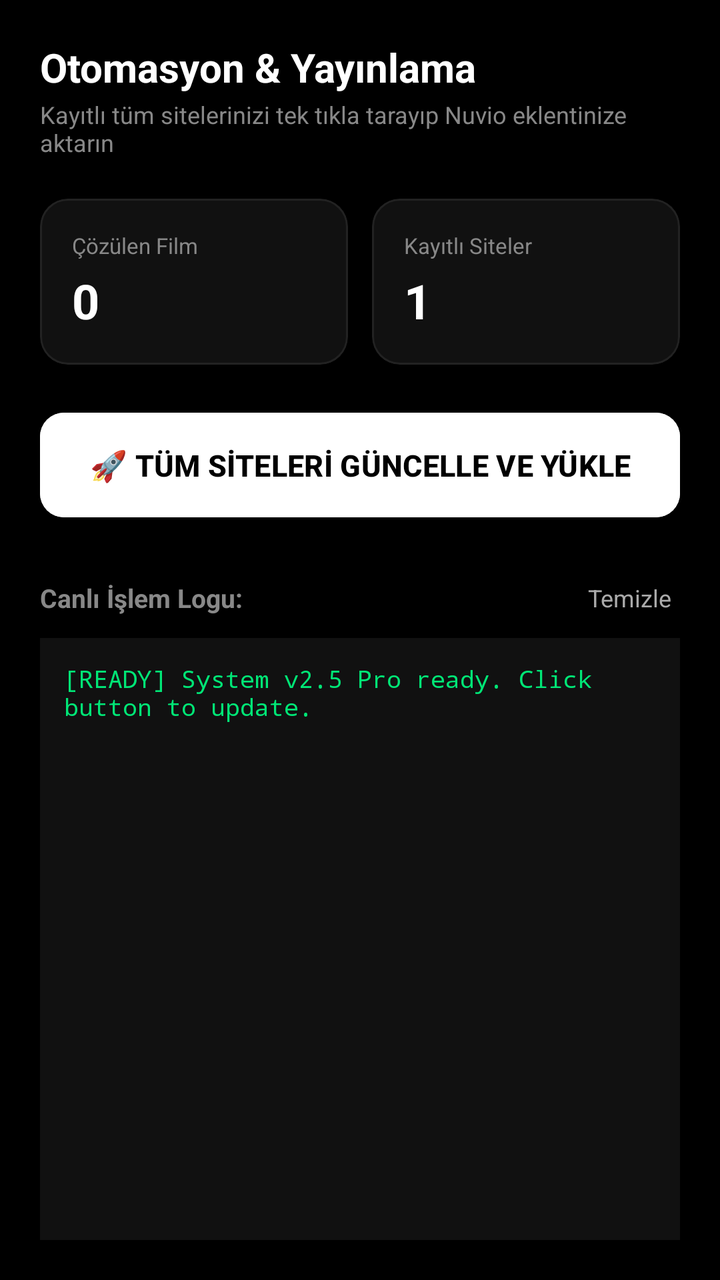
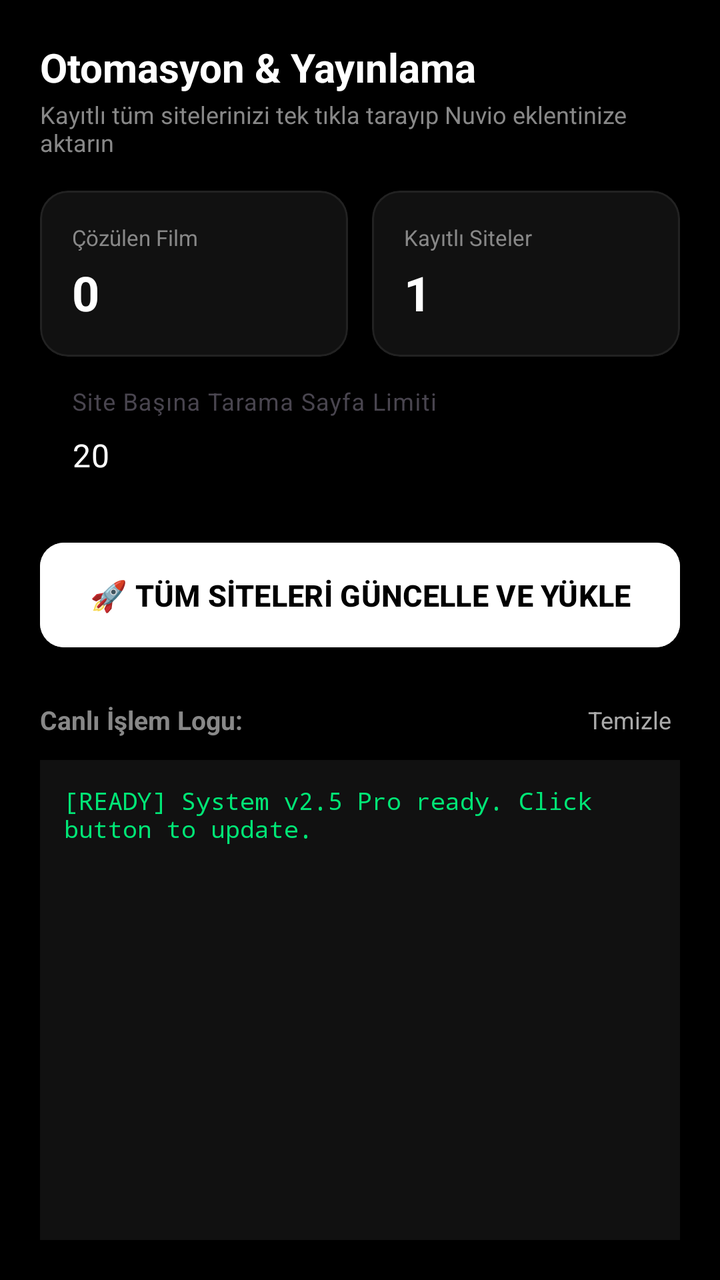

Two renders of the same Android screen: before a commit and after it. Below are the layout's source before the change and the commit's diff.
<!-- AndroidManifest.xml: application theme Theme.Material3.DayNight.NoActionBar -->
<!-- res/layout/page_dashboard.xml -->
<?xml version="1.0" encoding="utf-8"?>
<LinearLayout xmlns:android="http://schemas.android.com/apk/res/android"
    xmlns:app="http://schemas.android.com/apk/res-auto"
    android:layout_width="match_parent"
    android:layout_height="match_parent"
    android:background="#000000"
    android:orientation="vertical"
    android:padding="20dp">

    
    <TextView
        android:layout_width="wrap_content"
        android:layout_height="wrap_content"
        android:text="Otomasyon &amp; Yayınlama"
        android:textColor="#FFFFFF"
        android:textSize="20sp"
        android:textStyle="bold" />

    <TextView
        android:layout_width="wrap_content"
        android:layout_height="wrap_content"
        android:layout_marginTop="2dp"
        android:text="Kayıtlı tüm sitelerinizi tek tıkla tarayıp Nuvio eklentinize aktarın"
        android:textColor="#888888"
        android:textSize="12sp" />

    
    <LinearLayout
        android:layout_width="match_parent"
        android:layout_height="wrap_content"
        android:layout_marginTop="20dp"
        android:orientation="horizontal">

        
        <com.google.android.material.card.MaterialCardView
            android:layout_width="0dp"
            android:layout_height="wrap_content"
            android:layout_marginEnd="6dp"
            android:layout_weight="1"
            app:cardBackgroundColor="#111111"
            app:cardCornerRadius="14dp"
            app:strokeColor="#222222"
            app:strokeWidth="1dp">

            <LinearLayout
                android:layout_width="match_parent"
                android:layout_height="wrap_content"
                android:orientation="vertical"
                android:padding="16dp">

                <TextView
                    android:layout_width="wrap_content"
                    android:layout_height="wrap_content"
                    android:text="Çözülen Film"
                    android:textColor="#888888"
                    android:textSize="11sp" />

                <TextView
                    android:id="@+id/tvStatTotalMovies"
                    android:layout_width="wrap_content"
                    android:layout_height="wrap_content"
                    android:layout_marginTop="4dp"
                    android:text="0"
                    android:textColor="#FFFFFF"
                    android:textSize="24sp"
                    android:textStyle="bold" />
            </LinearLayout>
        </com.google.android.material.card.MaterialCardView>

        
        <com.google.android.material.card.MaterialCardView
            android:layout_width="0dp"
            android:layout_height="wrap_content"
            android:layout_marginStart="6dp"
            android:layout_weight="1"
            app:cardBackgroundColor="#111111"
            app:cardCornerRadius="14dp"
            app:strokeColor="#222222"
            app:strokeWidth="1dp">

            <LinearLayout
                android:layout_width="match_parent"
                android:layout_height="wrap_content"
                android:orientation="vertical"
                android:padding="16dp">

                <TextView
                    android:layout_width="wrap_content"
                    android:layout_height="wrap_content"
                    android:text="Kayıtlı Siteler"
                    android:textColor="#888888"
                    android:textSize="11sp" />

                <TextView
                    android:id="@+id/tvStatActiveSites"
                    android:layout_width="wrap_content"
                    android:layout_height="wrap_content"
                    android:layout_marginTop="4dp"
                    android:text="1"
                    android:textColor="#FFFFFF"
                    android:textSize="24sp"
                    android:textStyle="bold" />
            </LinearLayout>
        </com.google.android.material.card.MaterialCardView>
    </LinearLayout>

    
    <com.google.android.material.button.MaterialButton
        android:id="@+id/btnUpdateAllSites"
        android:layout_width="match_parent"
        android:layout_height="wrap_content"
        android:layout_marginTop="20dp"
        android:backgroundTint="#FFFFFF"
        android:padding="16dp"
        android:text="🚀 TÜM SİTELERİ GÜNCELLE VE YÜKLE"
        android:textColor="#000000"
        android:textSize="15sp"
        android:textStyle="bold"
        app:cornerRadius="12dp" />

    
    <LinearLayout
        android:layout_width="match_parent"
        android:layout_height="wrap_content"
        android:layout_marginTop="24dp"
        android:gravity="center_vertical"
        android:orientation="horizontal">

        <TextView
            android:layout_width="0dp"
            android:layout_height="wrap_content"
            android:layout_weight="1"
            android:text="Canlı İşlem Logu:"
            android:textColor="#888888"
            android:textSize="13sp"
            android:textStyle="bold" />

        <TextView
            android:id="@+id/btnClearLogs"
            android:layout_width="wrap_content"
            android:layout_height="wrap_content"
            android:clickable="true"
            android:focusable="true"
            android:padding="4dp"
            android:text="Temizle"
            android:textColor="#AAAAAA"
            android:textSize="12sp" />
    </LinearLayout>

    
    <ScrollView
        android:id="@+id/svLogContainer"
        android:layout_width="match_parent"
        android:layout_height="0dp"
        android:layout_marginTop="8dp"
        android:layout_weight="1"
        android:background="#111111"
        android:padding="12dp">

        <TextView
            android:id="@+id/tvStatusLog"
            android:layout_width="match_parent"
            android:layout_height="wrap_content"
            android:fontFamily="monospace"
            android:text="[READY] System v2.5 Pro ready. Click button to update."
            android:textColor="#00E676"
            android:textSize="12sp" />
    </ScrollView>

</LinearLayout>
<!-- resources referenced by this layout -->
<resources>

</resources>

<!-- the commit's change to res/layout/page_dashboard.xml (unified diff, before → after) -->
@@ -28,7 +28,7 @@
     <LinearLayout
         android:layout_width="match_parent"
         android:layout_height="wrap_content"
-        android:layout_marginTop="20dp"
+        android:layout_marginTop="16dp"
         android:orientation="horizontal">
 
         
@@ -105,11 +105,30 @@
     </LinearLayout>
 
     
+    <com.google.android.material.textfield.TextInputLayout
+        style="@style/Widget.Material3.TextInputLayout.OutlinedBox"
+        android:layout_width="match_parent"
+        android:layout_height="wrap_content"
+        android:layout_marginTop="16dp"
+        android:hint="Site Başına Tarama Sayfa Limiti"
+        app:boxStrokeColor="#FFFFFF"
+        app:hintTextColor="#888888">
+
+        <com.google.android.material.textfield.TextInputEditText
+            android:id="@+id/etMaxPagesDashboard"
+            android:layout_width="match_parent"
+            android:layout_height="wrap_content"
+            android:inputType="number"
+            android:text="20"
+            android:textColor="#FFFFFF" />
+    </com.google.android.material.textfield.TextInputLayout>
+
+    
     <com.google.android.material.button.MaterialButton
         android:id="@+id/btnUpdateAllSites"
         android:layout_width="match_parent"
         android:layout_height="wrap_content"
-        android:layout_marginTop="20dp"
+        android:layout_marginTop="12dp"
         android:backgroundTint="#FFFFFF"
         android:padding="16dp"
         android:text="🚀 TÜM SİTELERİ GÜNCELLE VE YÜKLE"
@@ -122,7 +141,7 @@
     <LinearLayout
         android:layout_width="match_parent"
         android:layout_height="wrap_content"
-        android:layout_marginTop="24dp"
+        android:layout_marginTop="20dp"
         android:gravity="center_vertical"
         android:orientation="horizontal">
 
